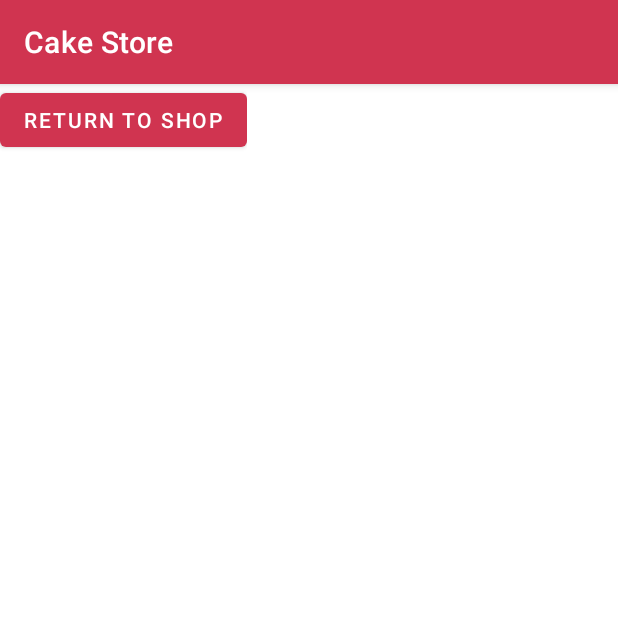
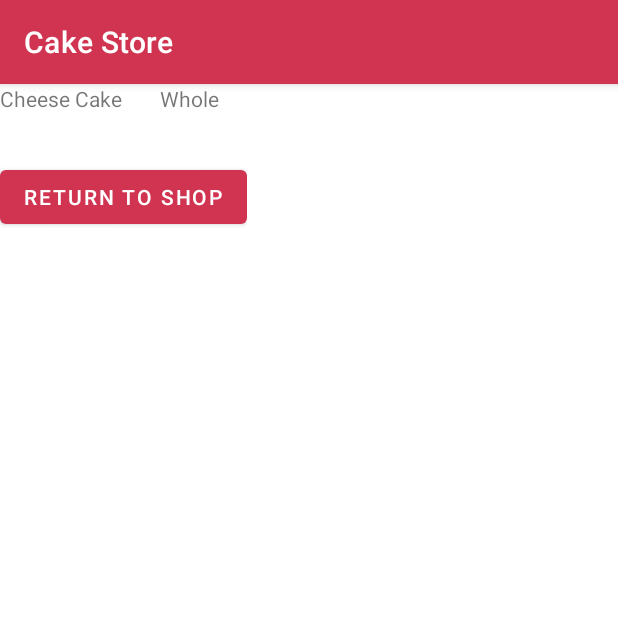
Before and after one commit to cumberson97/Assignment1, an Android app: the screen it shows after launch (ShoppingCart), after a tap on an icon or button, on a phone screen of 412 x 824 dp, the top half of it. Run offline under Robolectric (Android 15) with nearby library versions, the phone set to English and light mode, and no system bars; 3 other taps on this screen came first.

Commit message:
Items displaying in cart working cheesecake

```diff
--- a/app/src/main/java/com/example/assignment1/Cake.java
+++ b/app/src/main/java/com/example/assignment1/Cake.java
@@ -1,6 +1,8 @@
 package com.example.assignment1;
 
-public class  Cake {
+import java.io.Serializable;
+
+public class  Cake implements Serializable {
     String cakeType;
     private boolean sliceOrWhole; //True for whole & False for slice
     private boolean icing;
@@ -14,6 +16,7 @@ public class  Cake {
         this.sprinkles = sprinkles;
         this.caramel = caramel;
     }
+
 
     public boolean isSliceOrWhole() {
         return sliceOrWhole;
@@ -46,4 +49,8 @@ public class  Cake {
     public void setCaramel(boolean caramel) {
         this.caramel = caramel;
     }
+
+    public String getCakeType() {
+        return cakeType;
+    }
 }
--- a/app/src/main/java/com/example/assignment1/Cart.java
+++ b/app/src/main/java/com/example/assignment1/Cart.java
@@ -1,7 +1,8 @@
 package com.example.assignment1;
+import java.io.Serializable;
 import java.util.ArrayList;
 
-public class Cart implements java.io.Serializable {
+public class Cart implements Serializable {
     private ArrayList<Cake> cakes;
     private int numberOfItems;
 
@@ -30,4 +31,38 @@ public class Cart implements java.io.Serializable {
     public int getNumberOfItems() {
         return numberOfItems;
     }
+
+    @Override
+    public String toString() {
+        return "Cart{" +
+                "cakes=" + cakes +
+                ", numberOfItems=" + numberOfItems +
+                '}';
+    }
+
+    public String listCakes(){
+        String allCakes = "";
+
+        for(Cake x : cakes){
+            allCakes+=x.getCakeType() + "\t\t";
+            if(x.isSliceOrWhole()){
+                allCakes+="Sliced\t\t";
+            }
+            else{
+                allCakes+="Whole\t\t";
+            }
+            if(x.isIcing()){
+                allCakes+="Icing\t\t";
+            }
+            if(x.isCaramel()){
+                allCakes+="Caramel\t\t";
+            }
+            if(x.isSprinkles()){
+                allCakes+="Sprinkles\t\t";
+            }
+            allCakes+="\n\n";
+        }
+
+        return allCakes;
+    }
 }
--- a/app/src/main/java/com/example/assignment1/ShoppingCart.java
+++ b/app/src/main/java/com/example/assignment1/ShoppingCart.java
@@ -5,24 +5,35 @@ import androidx.appcompat.app.AppCompatActivity;
 import android.content.Intent;
 import android.os.Bundle;
 import android.view.View;
+import android.widget.ArrayAdapter;
+import android.widget.LinearLayout;
 import android.widget.ListView;
+import android.widget.TextView;
+import android.widget.Toast;
 
 import java.io.Serializable;
 import java.util.ArrayList;
 
 public class ShoppingCart extends AppCompatActivity{
-
+    ListView listView;
     Intent intent;
-
+    Cart cart;
+    String items = "";
+    ArrayList<Cake> cakes = new ArrayList<>();
     @Override
     protected void onCreate(Bundle savedInstanceState) {
         super.onCreate(savedInstanceState);
         setContentView(R.layout.activity_shopping_cart);
+        TextView textView = (TextView) findViewById(R.id.textList);
+        cart = (Cart) getIntent().getSerializableExtra("Cake List");
+        cakes = cart.getCakes();
+        textView.setText(cart.listCakes());
     }
 
     public void goToShop(View view){
         intent = new Intent(ShoppingCart.this, MainActivity.class);
         startActivity(intent);
+//        Toast.makeText(this, cart.toString(), Toast.LENGTH_LONG).show();
     }
 
 }
--- a/app/src/main/res/layout/activity_shopping_cart.xml
+++ b/app/src/main/res/layout/activity_shopping_cart.xml
@@ -11,9 +11,20 @@
         android:layout_width="wrap_content"
         android:layout_height="wrap_content">
 
+
         <LinearLayout
             android:layout_width="wrap_content"
-            android:layout_height="wrap_content">
+            android:layout_height="wrap_content"
+            android:id="@+id/linear"
+            android:orientation="vertical">
+
+            <TextView
+                android:layout_width="wrap_content"
+                android:layout_height="wrap_content"
+                android:id="@+id/textList"
+                android:text="">
+
+            </TextView>
 
             <Button
                 android:id="@+id/btn_go_to_shop"
```
Also changed, not shown: app/src/main/java/com/example/assignment1/MainActivity.java (+28 -2 lines).
